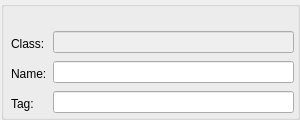
This is Tools/UIEditor/UI/controlpropertygridwidget.ui in xaoctech/dava.engine as Qt 5 draws it before an edit. The edited form follows.
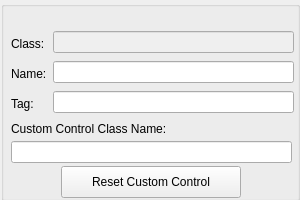
This is the edited form.

```diff
--- a/Tools/UIEditor/UI/controlpropertygridwidget.ui
+++ b/Tools/UIEditor/UI/controlpropertygridwidget.ui
@@ -7,13 +7,13 @@
     <x>0</x>
     <y>0</y>
     <width>300</width>
-    <height>120</height>
+    <height>200</height>
    </rect>
   </property>
   <property name="minimumSize">
    <size>
     <width>300</width>
-    <height>120</height>
+    <height>200</height>
    </size>
   </property>
   <property name="windowTitle">
@@ -25,7 +25,7 @@
      <x>1</x>
      <y>1</y>
      <width>299</width>
-     <height>119</height>
+     <height>200</height>
     </rect>
    </property>
    <property name="title">
@@ -104,6 +104,87 @@
     </property>
     <property name="text">
      <string>Tag:</string>
+    </property>
+   </widget>
+   <widget class="QFrame" name="frameCustomControlData">
+    <property name="geometry">
+     <rect>
+      <x>0</x>
+      <y>120</y>
+      <width>300</width>
+      <height>81</height>
+     </rect>
+    </property>
+    <property name="frameShape">
+     <enum>QFrame::NoFrame</enum>
+    </property>
+    <property name="frameShadow">
+     <enum>QFrame::Plain</enum>
+    </property>
+    <widget class="QLabel" name="label_4">
+     <property name="geometry">
+      <rect>
+       <x>10</x>
+       <y>0</y>
+       <width>211</width>
+       <height>16</height>
+      </rect>
+     </property>
+     <property name="text">
+      <string>Custom Control Class Name:</string>
+     </property>
+    </widget>
+    <widget class="QLineEdit" name="customControlLineEdit">
+     <property name="geometry">
+      <rect>
+       <x>10</x>
+       <y>20</y>
+       <width>281</width>
+       <height>22</height>
+      </rect>
+     </property>
+    </widget>
+    <widget class="QPushButton" name="btnResetMorphToCustomControl">
+     <property name="geometry">
+      <rect>
+       <x>60</x>
+       <y>45</y>
+       <width>180</width>
+       <height>32</height>
+      </rect>
+     </property>
+     <property name="text">
+      <string>Reset Custom Control</string>
+     </property>
+    </widget>
+   </widget>
+  </widget>
+  <widget class="QFrame" name="frameMorphToCustomControl">
+   <property name="geometry">
+    <rect>
+     <x>0</x>
+     <y>200</y>
+     <width>300</width>
+     <height>31</height>
+    </rect>
+   </property>
+   <property name="frameShape">
+    <enum>QFrame::NoFrame</enum>
+   </property>
+   <property name="frameShadow">
+    <enum>QFrame::Plain</enum>
+   </property>
+   <widget class="QPushButton" name="btnMorphToCustomControl">
+    <property name="geometry">
+     <rect>
+      <x>40</x>
+      <y>0</y>
+      <width>216</width>
+      <height>32</height>
+     </rect>
+    </property>
+    <property name="text">
+     <string>Morph Into Custom Control</string>
     </property>
    </widget>
   </widget>
```
Left out of the diff: 2 changed lines with no effect on the pictures.
